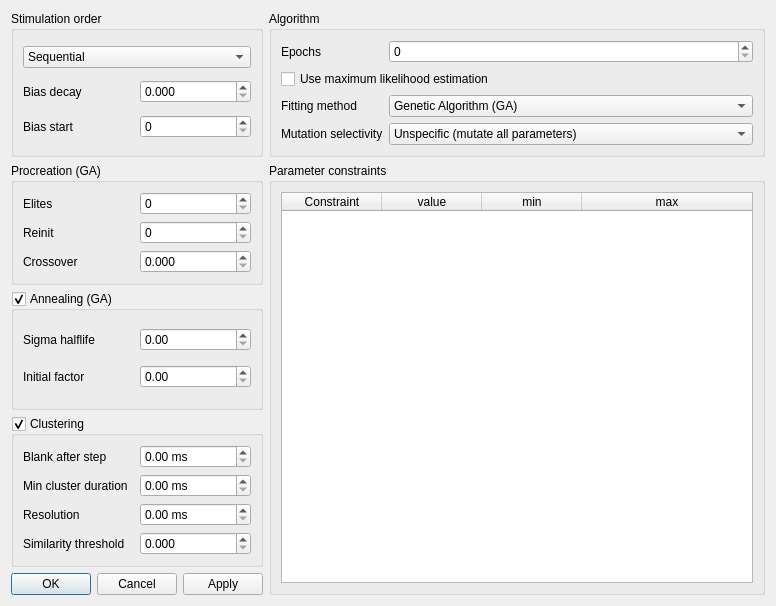
This is src/gui/gafittersettingsdialog.ui in CompEphys-team/rtdo as Qt 5 draws it before an edit. The edited form follows.
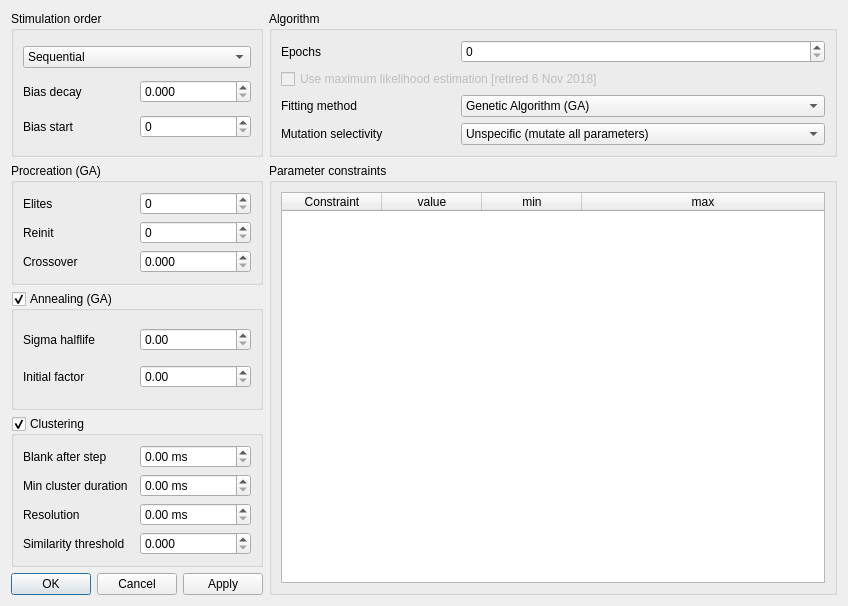
This is the edited form.

Commit message: Retired maximum likelihood fitting

```diff
--- a/src/gui/gafittersettingsdialog.ui
+++ b/src/gui/gafittersettingsdialog.ui
@@ -6,7 +6,7 @@
    <rect>
     <x>0</x>
     <y>0</y>
-    <width>700</width>
+    <width>848</width>
     <height>606</height>
    </rect>
   </property>
@@ -113,8 +113,11 @@
       </item>
       <item row="1" column="0" colspan="2">
        <widget class="QCheckBox" name="useLikelihood">
+        <property name="enabled">
+         <bool>false</bool>
+        </property>
         <property name="text">
-         <string>Use maximum likelihood estimation</string>
+         <string>Use maximum likelihood estimation [retired 6 Nov 2018]</string>
         </property>
        </widget>
       </item>
```
The commit also changes 2 other files.
